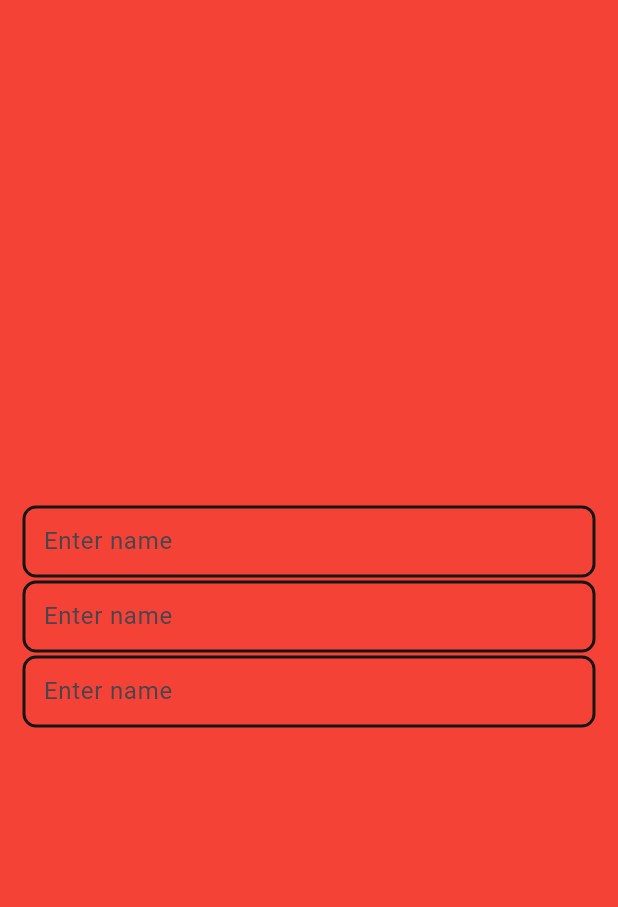
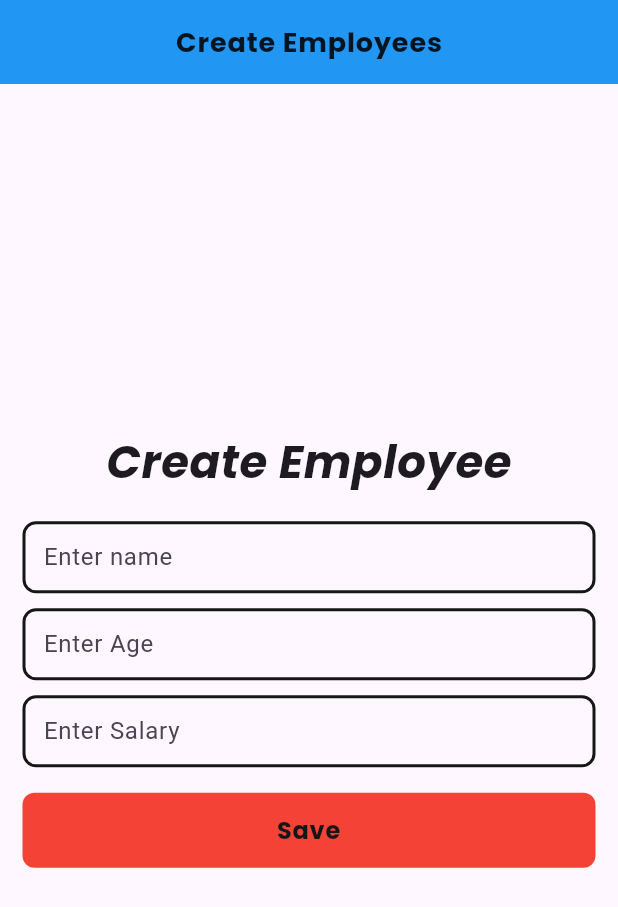
Before and after one commit to uzzalbiswas171/Remte-Kitchen, a Flutter app: the screen it shows after launch, after a tap on "Create Employee", on a phone screen of 412 x 824 dp. Shown: the top 907 px of the screen. Run offline on Flutter 3.47's test engine with Material 3 defaults, Android fonts, the light colour scheme and no system bars; our stand-ins replace another_flushbar, google_fonts; network calls fail.

```diff
--- a/lib/Controller/employee_provider.dart
+++ b/lib/Controller/employee_provider.dart
@@ -8,4 +8,9 @@ class EmployeeProvider with ChangeNotifier{
     employee=await CustomHttp().getAllEmployeeHttp(context);
     notifyListeners();
   }
+     ///Create Employee
+  fetchCreateEmployeeProvider(BuildContext context,String name,String salary,String age)async{
+    final data =await CustomHttp().fetchCreateEmployeehttp(context, name, salary, age);
+    notifyListeners();
+  }
 }
--- a/lib/CustomComponent/Custom_TextForm_Field/custom_text_form_field.dart
+++ b/lib/CustomComponent/Custom_TextForm_Field/custom_text_form_field.dart
@@ -33,7 +33,7 @@ class _CustomTextFormFieldState extends State<CustomTextFormField> {
       height: widget.height,
       width: double.infinity,
       margin: EdgeInsets.only(
-          left: 15,right: 15
+          left: 15,right: 15,top: 8
       ),
       child: TextFormField(
         obscureText: widget.obscureText,
--- /dev/null
+++ b/lib/CustomComponent/custom_button.dart
@@ -0,0 +1,46 @@
+
+import 'package:flutter/material.dart';
+import 'package:google_fonts/google_fonts.dart';
+import 'package:r_kitchen/const.dart';
+
+
+class CustomButton extends StatelessWidget {
+  final Function()? onTap;
+  final String text;
+  final Color customButton_color;
+  final double button_text_fontSize,button_height;
+  const CustomButton({
+    super.key,
+    required this.onTap,
+    required this.text,
+    required this.button_text_fontSize,
+    required this.button_height,
+    required this.customButton_color,
+  });
+
+  @override
+  Widget build(BuildContext context) {
+    return GestureDetector(
+      onTap: onTap,
+      child: Container(
+        height: button_height,
+        decoration: BoxDecoration(
+       //   color: Color(0xffffa152),
+          color: customButton_color,
+          borderRadius: BorderRadius.circular(8),
+        ),
+        child: Center(
+          child: Text(
+            textAlign: TextAlign.center,
+            text,
+            style:  GoogleFonts.poppins(
+                color: customButtonText_color,
+                letterSpacing: 0.50,
+                fontWeight: FontWeight.w700,
+                fontSize: button_text_fontSize),
+          ),
+        ),
+      ),
+    );
+  }
+}
--- a/lib/CustomHttp/custom_http.dart
+++ b/lib/CustomHttp/custom_http.dart
@@ -3,6 +3,7 @@
 import 'dart:convert';
 
 import 'package:flutter/cupertino.dart';
+import 'package:flutter/material.dart';
 import 'package:http/http.dart';
 import 'package:http/http.dart' as http;
 
@@ -23,4 +24,24 @@ class CustomHttp{
      }
      return employees;
   }
+
+  /// Create employee
+   fetchCreateEmployeehttp(BuildContext context,String name,String salary,String age)async{
+
+    String link="${BaseUrl}${Employees}";
+    var body = new Map<String, dynamic>();
+    body['employee_name'] = "$name";
+    body['employee_salary'] = "$salary";
+    body['employee_age'] = "$age";
+    try{
+      Response response=await http.post(Uri.parse(link),);
+      print(response.body);
+      if(response.statusCode==200){
+     final employees=jsonDecode(response.body);
+
+      }
+     } catch(e){
+       print("Create Employee Catch error ${e}");
+     }
+  }
 }
--- a/lib/View/Home/create_employee.dart
+++ b/lib/View/Home/create_employee.dart
@@ -1,5 +1,10 @@
+import 'package:another_flushbar/flushbar.dart';
 import 'package:flutter/material.dart';
+import 'package:google_fonts/google_fonts.dart';
+import 'package:provider/provider.dart';
+import 'package:r_kitchen/Controller/employee_provider.dart';
 import 'package:r_kitchen/CustomComponent/Custom_TextForm_Field/custom_text_form_field.dart';
+import 'package:r_kitchen/CustomComponent/custom_button.dart';
 
 class CreateEmployeeScreen extends StatefulWidget {
   const CreateEmployeeScreen({super.key});
@@ -13,21 +18,73 @@ class _CreateEmployeeScreenState extends State<CreateEmployeeScreen> {
   final _employee_age=TextEditingController();
   final _employee_salary=TextEditingController();
   bool obscureText=false;
+  final _formKey=GlobalKey<FormState>();
   @override
   Widget build(BuildContext context) {
     return Scaffold(
+      appBar: AppBar(
+        leading: IconButton(
+            color: Colors.blue,
+            onPressed: () {
+            },
+            icon: Icon(Icons.arrow_back)),
+        backgroundColor: Colors.blue,
+        centerTitle: true,
+        title:  Text( "Create Employees",style: GoogleFonts.poppins(
+            fontSize: 18,
+            letterSpacing: 0.6,
+            fontWeight: FontWeight.bold,
+            color: Colors.black87
+        ),
+        ),
+      ),
       body: Container(
         height: double.infinity,
         width: double.infinity,
-        color: Colors.red,
-        child: Column(
-          mainAxisAlignment: MainAxisAlignment.center,
-           crossAxisAlignment: CrossAxisAlignment.start,
-           children: [
-             CustomTextFormField(maxline: 1, height: 50, hintext: "Enter name", controller: _employee_name, obscureText: obscureText),
-             CustomTextFormField(maxline: 1, height: 50, hintext: "Enter name", controller: _employee_name, obscureText: obscureText),
-             CustomTextFormField(maxline: 1, height: 50, hintext: "Enter name", controller: _employee_name, obscureText: obscureText),
-           ],
+        alignment: Alignment.center,
+        child: SingleChildScrollView(
+          child: Form(
+            key: _formKey,
+            child: Column(
+              mainAxisAlignment: MainAxisAlignment.center,
+               crossAxisAlignment: CrossAxisAlignment.center,
+               children: [
+                 Center(
+                   child: Text("Create Employee",style: GoogleFonts.poppins(
+                     fontSize: 30,fontStyle: FontStyle.italic,
+                     letterSpacing: 0.40,
+                     fontWeight: FontWeight.bold
+                   ),),
+                 ),
+                 SizedBox(height: 10,),
+                 CustomTextFormField(maxline: 1, height: 50, hintext: "Enter name", controller: _employee_name, obscureText: obscureText),
+                 CustomTextFormField(maxline: 1, height: 50, hintext: "Enter Age", controller: _employee_age, obscureText: obscureText),
+                 CustomTextFormField(maxline: 1, height: 50, hintext: "Enter Salary", controller: _employee_salary, obscureText: obscureText),
+                 Padding(
+                   padding: const EdgeInsets.all(15.0),
+                   child: CustomButton(onTap: () {
+                     if(_formKey.currentState!.validate()){
+                       Provider.of<EmployeeProvider>(context,listen: false).fetchCreateEmployeeProvider(context, _employee_name.text, _employee_salary.text, _employee_age.text);
+                       Flushbar(
+                         flushbarPosition: FlushbarPosition.TOP,
+                         title:  "Creating Employee",
+                         message:  "Please Wait ...",
+                         duration:  Duration(seconds: 1),
+                       )..show(context);
+                     }else{
+                       Flushbar(
+                         flushbarPosition: FlushbarPosition.TOP,
+                         title:  "Error",
+                         message:  "Please Fill all the field",
+                         duration:  Duration(seconds: 1),
+                       )..show(context);
+                     }
+
+                     }, text: "Save", button_text_fontSize: 16, button_height: 50, customButton_color: Colors.red),
+                 )
+               ],
+            ),
+          ),
         ),
       ),
     );
--- a/lib/View/Home/home_screen.dart
+++ b/lib/View/Home/home_screen.dart
@@ -23,7 +23,11 @@ class _HomeScreenState extends State<HomeScreen> {
        appBar: AppBar(
            backgroundColor: Colors.blue,
            centerTitle: true,title: Text("Welcome")),
-      body: Container(
+      body: WillPopScope(
+        onWillPop: () {
+          return Future(() => false);
+        },
+        child: Container(
           height: double.infinity,
           width: double.infinity,
           color: Colors.blue.shade100,
@@ -67,6 +71,7 @@ class _HomeScreenState extends State<HomeScreen> {
             ],
           ),
         ),
+      ),
     );
   }
 }
--- a/lib/const.dart
+++ b/lib/const.dart
@@ -10,3 +10,4 @@ const Employees="/api/v1/employees";
 
 ///TextEditingFieldColor
 const Color textFieldBoarderColorC =Color.fromARGB(255, 23, 22, 22);
+const Color customButtonText_color =Color.fromARGB(255, 23, 22, 22);
--- a/pubspec.yaml
+++ b/pubspec.yaml
@@ -42,6 +42,7 @@ dependencies:
   #State Management
   provider: ^6.1.1
   carousel_slider: ^4.2.1
+  another_flushbar: ^1.12.30
 
 dev_dependencies:
   flutter_test:
```
Also changed, not shown: pubspec.lock. Lines whose indentation alone changed are shown as unchanged.
